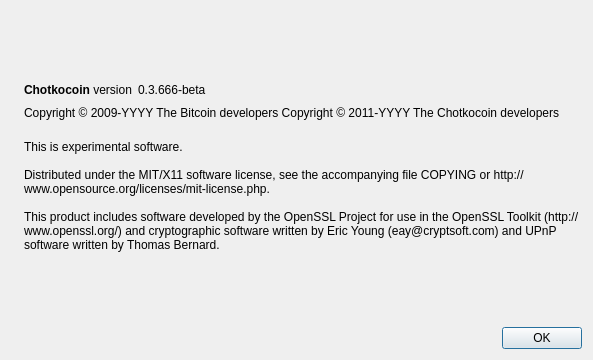
First picture: the form in src/qt/forms/aboutdialog.ui, repository dimitrkovalsky/chotkocoin, before the edit.
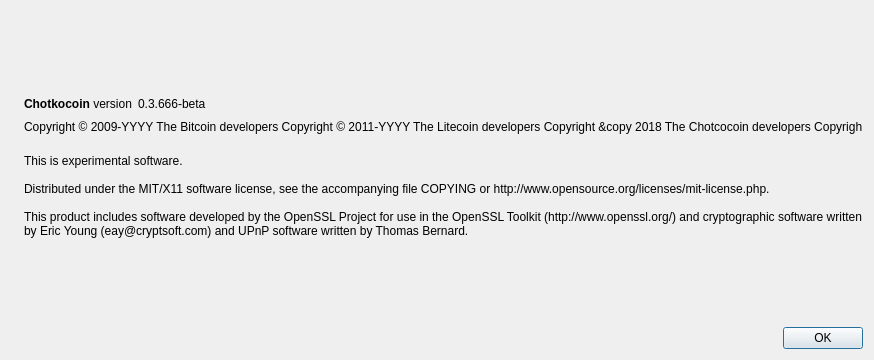
Second picture: the form after the edit. Icons and pictures are not drawn.

```diff
--- a/src/qt/forms/aboutdialog.ui
+++ b/src/qt/forms/aboutdialog.ui
@@ -92,7 +92,8 @@
        </property>
        <property name="text">
         <string notr="true">Copyright &amp;copy; 2009-YYYY The Bitcoin developers
-Copyright &amp;copy; 2011-YYYY The Chotkocoin developers</string>
+Copyright &amp;copy; 2011-YYYY The Litecoin developers Copyright &amp;copy
+ 2018 The Chotcocoin developers Copyrigh</string>
        </property>
        <property name="textFormat">
         <enum>Qt::RichText</enum>
```
